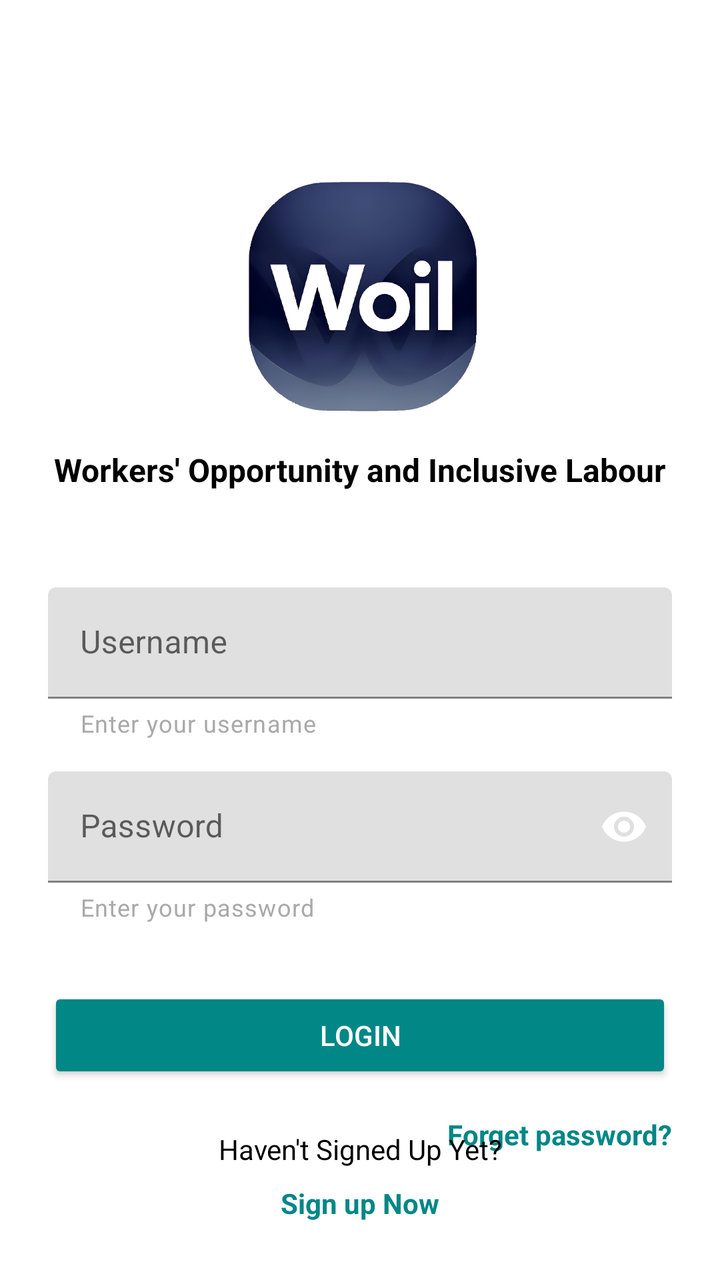
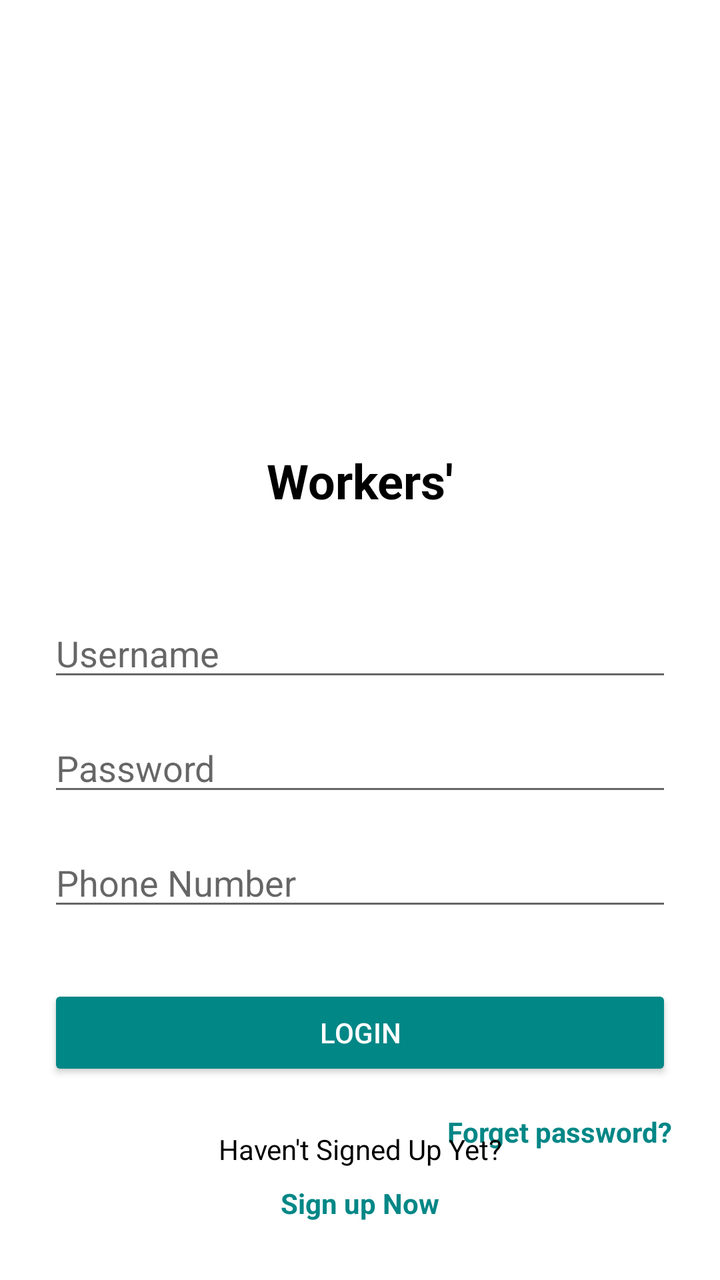

Compare the two renders of this Android layout. The source of the first and the diff that turns it into the second are given below.
<!-- AndroidManifest.xml: application theme Theme.Woil -->
<!-- res/layout/activity_login.xml -->
<?xml version="1.0" encoding="utf-8"?>
<androidx.constraintlayout.widget.ConstraintLayout xmlns:android="http://schemas.android.com/apk/res/android"
    xmlns:app="http://schemas.android.com/apk/res-auto"
    android:layout_width="match_parent"
    android:layout_height="match_parent"
    android:background="@android:color/white"
    android:padding="24dp">

    
    <ImageView
        android:id="@+id/ivLogo"
        android:layout_width="120dp"
        android:layout_height="120dp"
        android:src="@drawable/woil_home"
    app:layout_constraintTop_toTopOf="parent"
    app:layout_constraintStart_toStartOf="parent"
    app:layout_constraintEnd_toEndOf="parent"
    android:layout_marginTop="64dp" />

    
    <TextView
        android:id="@+id/tvTagline"
        android:layout_width="wrap_content"
        android:layout_height="wrap_content"
        android:text="Workers' Opportunity and Inclusive Labour"
        android:textSize="16sp"
        android:textStyle="bold"
        android:textColor="@android:color/black"
        app:layout_constraintTop_toBottomOf="@id/ivLogo"
        app:layout_constraintStart_toStartOf="parent"
        app:layout_constraintEnd_toEndOf="parent"
        android:layout_marginTop="16dp" />

    
    <com.google.android.material.textfield.TextInputLayout
        android:id="@+id/tilUsername"
        android:layout_width="match_parent"
        android:layout_height="wrap_content"
        android:hint="Username"
        app:helperText="Enter your username"
        app:helperTextTextColor="@android:color/darker_gray"
        app:layout_constraintTop_toBottomOf="@id/tvTagline"
        app:layout_constraintStart_toStartOf="parent"
        android:layout_marginTop="48dp">

        <com.google.android.material.textfield.TextInputEditText
            android:id="@+id/etUsername"
            android:layout_width="match_parent"
            android:layout_height="wrap_content"
            android:inputType="textEmailAddress" />

    </com.google.android.material.textfield.TextInputLayout>

    
    <com.google.android.material.textfield.TextInputLayout
        android:id="@+id/tilPassword"
        android:layout_width="match_parent"
        android:layout_height="wrap_content"
        android:hint="Password"
        app:passwordToggleEnabled="true"
        app:endIconMode="password_toggle"
        app:helperText="Enter your password"
        app:helperTextTextColor="@android:color/darker_gray"
        app:layout_constraintTop_toBottomOf="@id/tilUsername"
        app:layout_constraintStart_toStartOf="parent"
        android:layout_marginTop="16dp">

        <com.google.android.material.textfield.TextInputEditText
            android:id="@+id/etPassword"
            android:layout_width="match_parent"
            android:layout_height="wrap_content"
            android:inputType="textPassword" />

    </com.google.android.material.textfield.TextInputLayout>

    
    <Button
        android:id="@+id/btnLogin"
        android:layout_width="match_parent"
        android:layout_height="wrap_content"
        android:text="Login"
        android:backgroundTint="@color/teal_700"
        android:textColor="@android:color/white"
        app:layout_constraintTop_toBottomOf="@id/tilPassword"
        app:layout_constraintStart_toStartOf="parent"
        android:layout_marginTop="32dp" />

    
    <TextView
        android:id="@+id/tvForgetPassword"
        android:layout_width="wrap_content"
        android:layout_height="wrap_content"
        android:text="Forget password?"
        android:textColor="@color/teal_700"
        android:textStyle="bold"
        app:layout_constraintTop_toBottomOf="@id/btnLogin"
        app:layout_constraintEnd_toEndOf="parent"
        android:layout_marginTop="16dp"
        android:clickable="true"
        android:focusable="true" />

    
    <TextView
        android:id="@+id/tvSignUpPrompt"
        android:layout_width="wrap_content"
        android:layout_height="wrap_content"
        android:text="Haven't Signed Up Yet?"
        android:textColor="@android:color/black"
        app:layout_constraintBottom_toBottomOf="parent"
        app:layout_constraintStart_toStartOf="parent"
        app:layout_constraintEnd_toEndOf="parent"
        android:layout_marginBottom="32dp" />

    <TextView
        android:id="@+id/tvSignUpLink"
        android:layout_width="wrap_content"
        android:layout_height="wrap_content"
        android:text="Sign up Now"
        android:textColor="@color/teal_700"
        android:textStyle="bold"
        app:layout_constraintTop_toBottomOf="@id/tvSignUpPrompt"
        app:layout_constraintStart_toStartOf="parent"
        app:layout_constraintEnd_toEndOf="parent"
        android:layout_marginTop="8dp"
        android:clickable="true"
        android:focusable="true" />

</androidx.constraintlayout.widget.ConstraintLayout>
<!-- resources referenced by this layout -->
<resources>
  <color name="teal_700">#FF018786</color>
  <!-- drawable woil_home: png bitmap (drawable, 343901 bytes) -->
  <style name="Theme.Woil" parent="Theme.MaterialComponents.DayNight.DarkActionBar">
          
          <item name="colorPrimary">@color/purple_500</item>
          <item name="colorPrimaryVariant">@color/purple_700</item>
          <item name="colorOnPrimary">@color/white</item>
          
          <item name="colorSecondary">@color/teal_200</item>
          <item name="colorSecondaryVariant">@color/teal_700</item>
          <item name="colorOnSecondary">@color/black</item>
          
          <item name="android:statusBarColor">?attr/colorPrimaryVariant</item>
          
      </style>
  <color name="purple_500">#FF6200EE</color>
  <color name="purple_700">#FF3700B3</color>
  <color name="white">#FFFFFFFF</color>
  <color name="teal_200">#FF03DAC5</color>
  <color name="black">#FF000000</color>
</resources>

<!-- the commit's change to res/layout/activity_login.xml (unified diff, before → after) -->
@@ -11,19 +11,19 @@
         android:id="@+id/ivLogo"
         android:layout_width="120dp"
         android:layout_height="120dp"
-        android:src="@drawable/woil_home"
-    app:layout_constraintTop_toTopOf="parent"
-    app:layout_constraintStart_toStartOf="parent"
-    app:layout_constraintEnd_toEndOf="parent"
-    android:layout_marginTop="64dp" />
+        android:src="@mipmap/ic_launcher"
+        app:layout_constraintTop_toTopOf="parent"
+        app:layout_constraintStart_toStartOf="parent"
+        app:layout_constraintEnd_toEndOf="parent"
+        android:layout_marginTop="64dp" />
 
     
     <TextView
         android:id="@+id/tvTagline"
         android:layout_width="wrap_content"
         android:layout_height="wrap_content"
-        android:text="Workers' Opportunity and Inclusive Labour"
-        android:textSize="16sp"
+        android:text="Workers'"
+        android:textSize="24sp"
         android:textStyle="bold"
         android:textColor="@android:color/black"
         app:layout_constraintTop_toBottomOf="@id/ivLogo"
@@ -32,46 +32,37 @@
         android:layout_marginTop="16dp" />
 
     
-    <com.google.android.material.textfield.TextInputLayout
-        android:id="@+id/tilUsername"
+    <EditText
+        android:id="@+id/etUsername"
         android:layout_width="match_parent"
         android:layout_height="wrap_content"
         android:hint="Username"
-        app:helperText="Enter your username"
-        app:helperTextTextColor="@android:color/darker_gray"
+        android:inputType="text"
         app:layout_constraintTop_toBottomOf="@id/tvTagline"
         app:layout_constraintStart_toStartOf="parent"
-        android:layout_marginTop="48dp">
-
-        <com.google.android.material.textfield.TextInputEditText
-            android:id="@+id/etUsername"
-            android:layout_width="match_parent"
-            android:layout_height="wrap_content"
-            android:inputType="textEmailAddress" />
-
-    </com.google.android.material.textfield.TextInputLayout>
+        android:layout_marginTop="48dp" />
 
     
-    <com.google.android.material.textfield.TextInputLayout
-        android:id="@+id/tilPassword"
+    <EditText
+        android:id="@+id/etPassword"
         android:layout_width="match_parent"
         android:layout_height="wrap_content"
         android:hint="Password"
-        app:passwordToggleEnabled="true"
-        app:endIconMode="password_toggle"
-        app:helperText="Enter your password"
-        app:helperTextTextColor="@android:color/darker_gray"
-        app:layout_constraintTop_toBottomOf="@id/tilUsername"
+        android:inputType="textPassword"
+        app:layout_constraintTop_toBottomOf="@id/etUsername"
         app:layout_constraintStart_toStartOf="parent"
-        android:layout_marginTop="16dp">
+        android:layout_marginTop="16dp" />
 
-        <com.google.android.material.textfield.TextInputEditText
-            android:id="@+id/etPassword"
-            android:layout_width="match_parent"
-            android:layout_height="wrap_content"
-            android:inputType="textPassword" />
-
-    </com.google.android.material.textfield.TextInputLayout>
+    
+    <EditText
+        android:id="@+id/etPhone"
+        android:layout_width="match_parent"
+        android:layout_height="wrap_content"
+        android:hint="Phone Number"
+        android:inputType="phone"
+        app:layout_constraintTop_toBottomOf="@id/etPassword"
+        app:layout_constraintStart_toStartOf="parent"
+        android:layout_marginTop="16dp" />
 
     
     <Button
@@ -81,7 +72,7 @@
         android:text="Login"
         android:backgroundTint="@color/teal_700"
         android:textColor="@android:color/white"
-        app:layout_constraintTop_toBottomOf="@id/tilPassword"
+        app:layout_constraintTop_toBottomOf="@id/etPhone"
         app:layout_constraintStart_toStartOf="parent"
         android:layout_marginTop="32dp" />
 
<!-- resource entries referenced after the edit -->
@@ -1,7 +1,12 @@
 <!-- resources referenced by this layout -->
 <resources>
   <color name="teal_700">#FF018786</color>
-  <!-- drawable woil_home: png bitmap (drawable, 343901 bytes) -->
+  <!-- mipmap ic_launcher (mipmap-anydpi-v26) -->
+  <?xml version="1.0" encoding="utf-8"?>
+  <adaptive-icon xmlns:android="http://schemas.android.com/apk/res/android">
+      <background android:drawable="@drawable/ic_launcher_background"/>
+      <foreground android:drawable="@mipmap/ic_launcher_foreground"/>
+  </adaptive-icon>
   <style name="Theme.Woil" parent="Theme.MaterialComponents.DayNight.DarkActionBar">
           
           <item name="colorPrimary">@color/purple_500</item>
@@ -15,6 +20,7 @@
           <item name="android:statusBarColor">?attr/colorPrimaryVariant</item>
           
       </style>
+  <!-- drawable ic_launcher_background: vector/xml drawable (drawable, 4866 chars, omitted) -->
   <color name="purple_500">#FF6200EE</color>
   <color name="purple_700">#FF3700B3</color>
   <color name="white">#FFFFFFFF</color>
